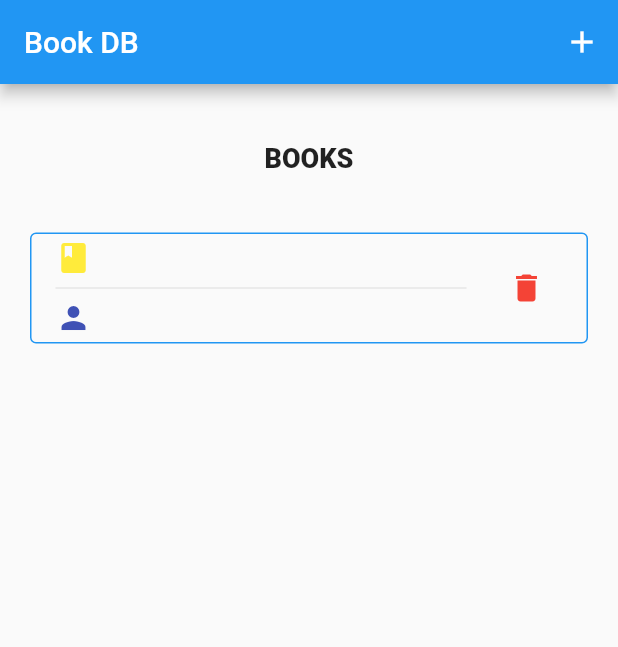
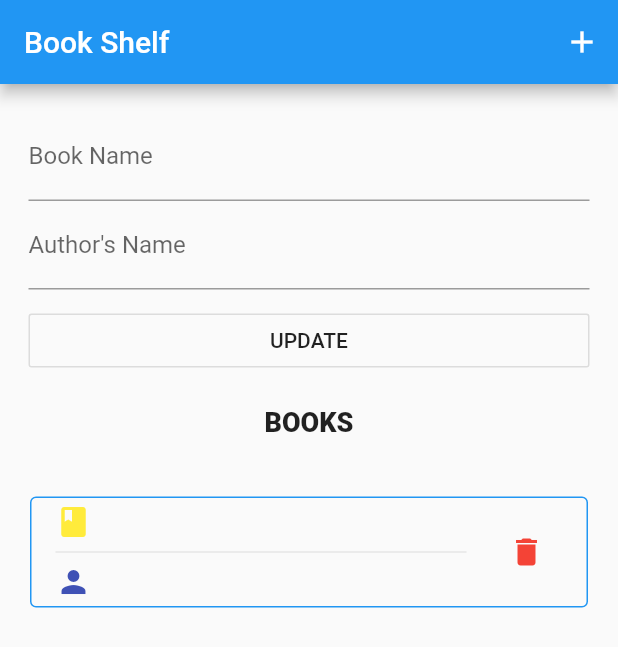
Before and after one commit to DuminduChamal/BookShelf, a Flutter app: the screen it shows after launch, after a tap on the "add" icon, after a tap on "ADD", after a tap on the "book" icon, on a phone screen of 412 x 824 dp. Shown: the top 647 px of the screen. Run offline on Flutter 3.47's test engine with Material 2 defaults, Android fonts, the phone set to English and light mode, and no system bars; our stand-ins replace cloud_firestore; accounts and stored records are empty.

Commit message:
final product

```diff
--- a/lib/main.dart
+++ b/lib/main.dart
@@ -20,7 +20,7 @@ class BookApp extends StatelessWidget {
 class BookFireBaseDemo extends StatefulWidget {
 
   BookFireBaseDemo(): super();
-  final String appTitle = "Book DB";
+  final String appTitle = "Book Shelf";
 
   @override
   _BookFireBaseDemoState createState() => _BookFireBaseDemoState();
@@ -153,7 +153,7 @@ class _BookFireBaseDemoState extends State<BookFireBaseDemo> {
               },
           ),
           onTap: (){
-
+            setUpdateUI(book);
           },
           ),
         ),
@@ -209,7 +209,6 @@ class _BookFireBaseDemoState extends State<BookFireBaseDemo> {
             onPressed: (){
               setState(() {
                 textFieldVisibility=!textFieldVisibility;
-
               });
             }
           )
```
